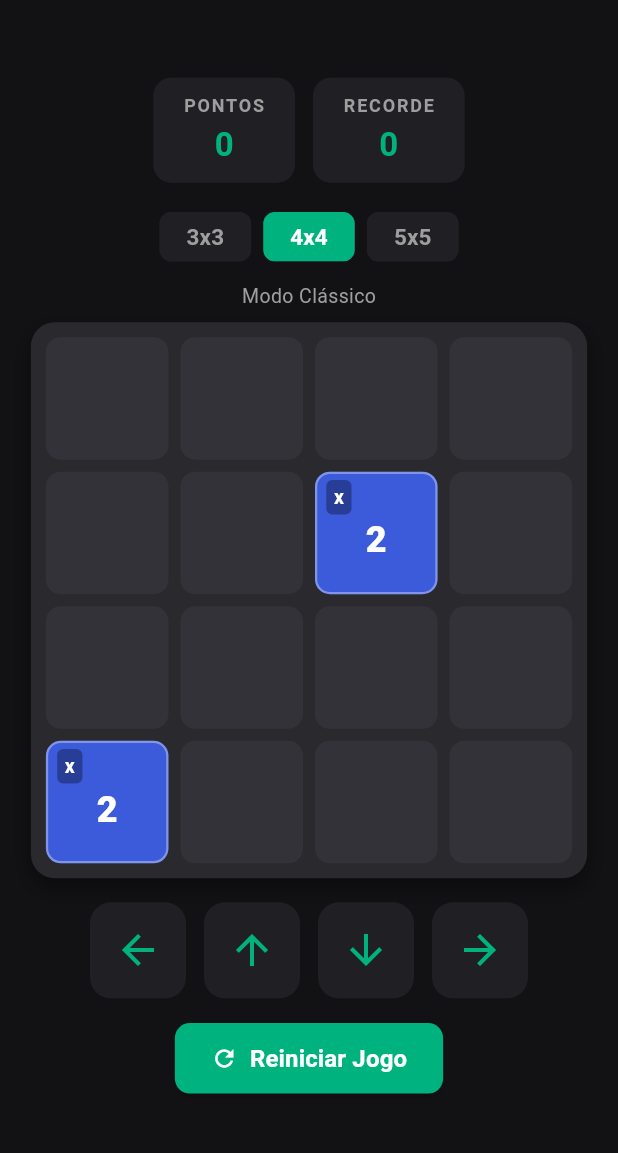
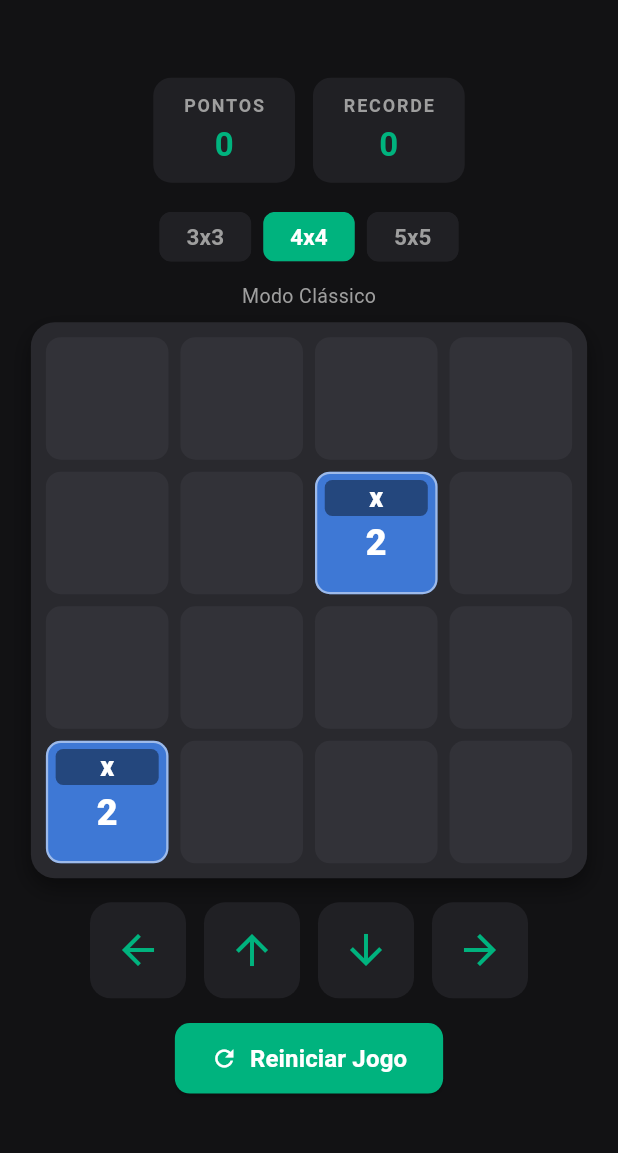
Before and after one commit to wagnerlamounier/soma-raiz, a Flutter app: the GameScreen screen opened directly, on a phone screen of 412 x 824 dp, the part 65-1218 px from its top. Run offline on Flutter 3.47's test engine with Material 3 defaults, Android fonts, the phone set to English and light mode, and no system bars; our stand-ins replace shared_preferences; accounts and stored records are empty.

Commit message:
Ajusta cores das pecas e dificuldade das fases 26 e 27

```diff
--- a/lib/main.dart
+++ b/lib/main.dart
@@ -183,7 +183,7 @@ List<CampaignLevel> _createCampaignLevels() {
             : i == 28
                 ? 36
                 : null,
-        maxMoves: i >= 26 ? 30 - (i - 26) : null,
+        maxMoves: i >= 26 ? 32 - (i - 26) : null,
         allowMultiplication: true,
         allowCollapse: true,
         allowMultiplesOfThree: i >= 25,
@@ -1934,43 +1934,48 @@ class _GameScreenState extends State<GameScreen> {
   }
 
   Color _colorForValue(int value) {
-    const List<Color> colors = [
-      Color(0xFF3B5BDB),
-      Color(0xFF7048E8),
-      Color(0xFFAE3EC9),
-      Color(0xFFD6336C),
-      Color(0xFFE03131),
-      Color(0xFFF08C00),
-      Color(0xFFFAB005),
-      Color(0xFF2F9E44),
-      Color(0xFF0CA678),
-      Color(0xFF1098AD),
-      Color(0xFF1971C2),
-      Color(0xFF5F3DC4),
-    ];
-
-    const List<int> commonValues = [
-      2,
-      3,
-      4,
-      5,
-      6,
-      8,
-      9,
-      11,
-      12,
-      16,
-      18,
-      24,
-    ];
-
-    final int knownIndex = commonValues.indexOf(value);
-
-    if (knownIndex >= 0) {
-      return colors[knownIndex % colors.length];
-    }
-
-    return colors[value.abs() % colors.length];
+  // As cores têm transparência para deixar o tabuleiro aparecer
+  // levemente por baixo das peças.
+  const Map<int, Color> valueColors = {
+    2: Color.fromRGBO(66, 135, 245, 0.84),
+    3: Color.fromRGBO(0, 179, 126, 0.84),
+    4: Color.fromRGBO(132, 94, 247, 0.84),
+    5: Color.fromRGBO(214, 93, 160, 0.84),
+    6: Color.fromRGBO(230, 76, 60, 0.84),
+    8: Color.fromRGBO(245, 166, 35, 0.84),
+    9: Color.fromRGBO(20, 184, 166, 0.84),
+    11: Color.fromRGBO(239, 108, 0, 0.84),
+    12: Color.fromRGBO(67, 160, 71, 0.84),
+    16: Color.fromRGBO(156, 39, 176, 0.84),
+    18: Color.fromRGBO(3, 155, 229, 0.84),
+    24: Color.fromRGBO(198, 40, 40, 0.84),
+    25: Color.fromRGBO(121, 85, 72, 0.84),
+    32: Color.fromRGBO(63, 81, 181, 0.84),
+    36: Color.fromRGBO(0, 137, 123, 0.84),
+    48: Color.fromRGBO(173, 20, 87, 0.84),
+    64: Color.fromRGBO(230, 81, 0, 0.84),
+    81: Color.fromRGBO(46, 125, 50, 0.84),
+    128: Color.fromRGBO(81, 45, 168, 0.84),
+    256: Color.fromRGBO(0, 96, 100, 0.84),
+    512: Color.fromRGBO(183, 28, 28, 0.84),
+  };
+
+  final Color? knownColor = valueColors[value];
+
+  if (knownColor != null) {
+    return knownColor;
+  }
+
+  // Para valores que ainda não estão na tabela, produz uma cor
+  // baseada no próprio número, sem repetir exatamente uma cor fixa.
+  final double hue = (value * 47.0) % 360;
+
+  return HSVColor.fromAHSV(
+    0.84,
+    hue,
+    0.68,
+    0.86,
+  ).toColor();
 }
 
   Widget _buildTileBody(CellData cell) {
@@ -1979,8 +1984,8 @@ class _GameScreenState extends State<GameScreen> {
   final Color tileColor = _colorForValue(cell.value);
 
   final Color borderColor = cell.showRoot
-        ? const Color(0xFFFFC107)
-        : Colors.white.withAlpha(90);
+      ? const Color.fromRGBO(255, 193, 7, 0.95)
+      : Colors.white.withAlpha(125);
 
   final String displayedOperation =
       cell.showRoot ? '√${cell.operation}' : cell.operation;
@@ -1998,22 +2003,28 @@ class _GameScreenState extends State<GameScreen> {
       children: [
         Positioned(
           top: 4,
-            left: 6,
+          left: 5,
+          right: 5,
           child: Container(
             padding: const EdgeInsets.symmetric(
-                horizontal: 5,
-                vertical: 2,
+              horizontal: 6,
+              vertical: 3,
             ),
             decoration: BoxDecoration(
-                color: Colors.black.withAlpha(80),
-                borderRadius: BorderRadius.circular(4),
-              ),
+              color: Colors.black.withAlpha(105),
+              borderRadius: BorderRadius.circular(5),
+            ),
+            child: FittedBox(
+              fit: BoxFit.scaleDown,
               child: Text(
                 displayedOperation,
+                textAlign: TextAlign.center,
                 style: const TextStyle(
-                  fontSize: 13,
-                  fontWeight: FontWeight.bold,
+                  fontSize: 18,
+                  fontWeight: FontWeight.w900,
                   color: Colors.white,
+                  height: 1,
+                ),
               ),
             ),
           ),
@@ -2021,7 +2032,7 @@ class _GameScreenState extends State<GameScreen> {
         Center(
           child: Padding(
             padding: const EdgeInsets.only(
-                top: 10,
+              top: 14,
               left: 4,
               right: 4,
             ),
```
Lines whose indentation alone changed are shown as unchanged.
